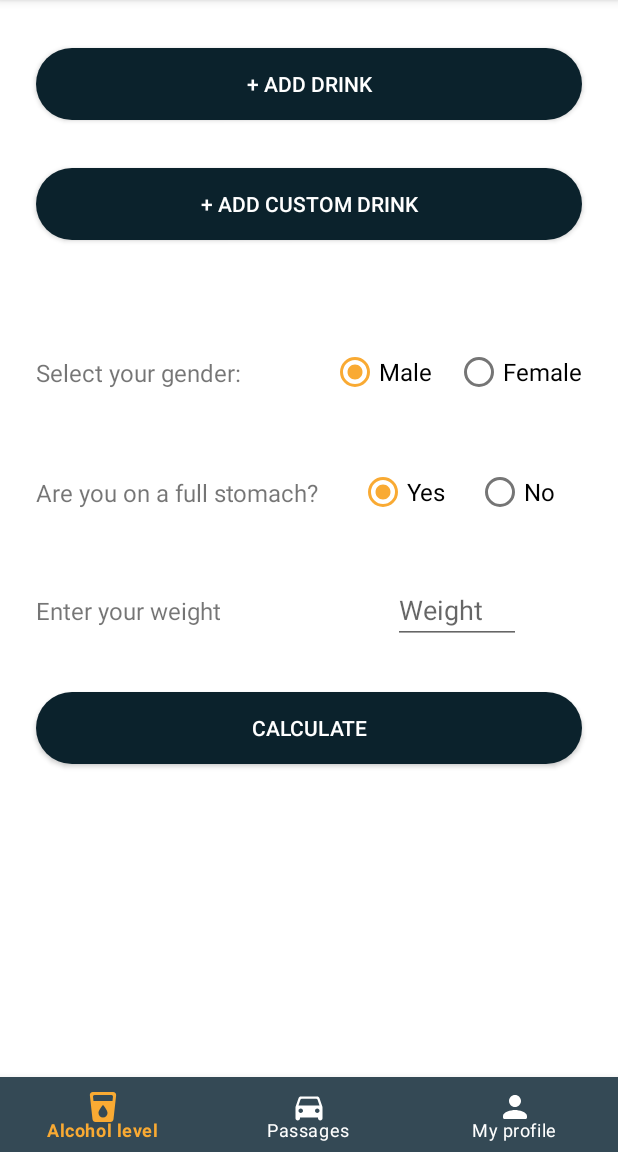
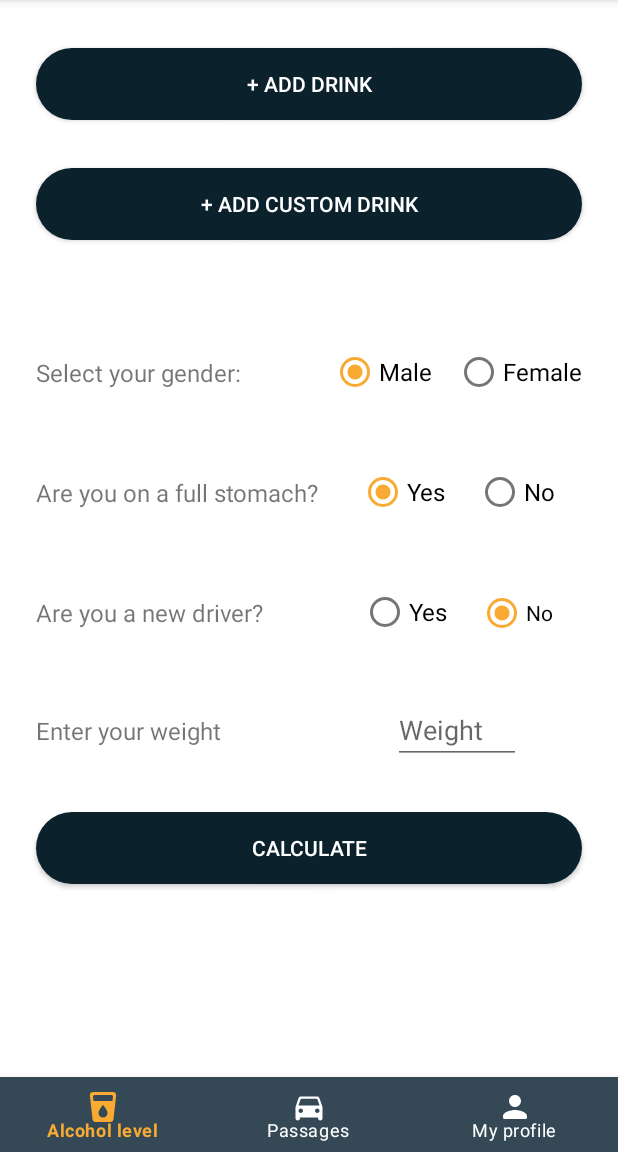
Before and after one commit to Samyber/Tesi_Bertelli_Calchi_Campelli, an Android app: the screen it shows after launch (MainActivity), on a phone screen of 412 x 824 dp, the part 84-1236 px from its top. Run offline under Robolectric (Android 15) with nearby library versions, the phone set to English and light mode, and no system bars; our stand-ins replace Firebase (no records; nobody signed in at launch, a user with empty details on screens opened directly); libraries missing offline, so code that uses them is left out: com.xwray.groupie; 2 statements that could not run were skipped.

Commit message:
Aggiunta icona caricamento in fase di registrazione
Aggiunta domanda se si è neo patentati oppure no in AlcoholLevelFragment.kt e fragment_alcohol_level.xml

```diff
--- a/app/src/main/java/com/samaeli/tesi/calculationBloodAlcohol/AlcoholLevelFragment.kt
+++ b/app/src/main/java/com/samaeli/tesi/calculationBloodAlcohol/AlcoholLevelFragment.kt
@@ -16,10 +16,8 @@ import com.google.firebase.database.DatabaseError
 import com.google.firebase.database.FirebaseDatabase
 import com.google.firebase.database.ValueEventListener
 import com.google.firebase.ktx.Firebase
-import com.samaeli.tesi.MainActivity
 import com.samaeli.tesi.R
 import com.samaeli.tesi.databinding.FragmentAlcoholLevelBinding
-import com.samaeli.tesi.models.DrinkAdded
 import com.samaeli.tesi.models.DrinkAddedItem
 import com.samaeli.tesi.models.User
 import com.xwray.groupie.GroupAdapter
@@ -38,6 +36,9 @@ class AlcoholLevelFragment : Fragment() {
         const val MALE_FULL_STOMACH = 1.2
         const val FEMALE_EMPTY_STOMACH = 0.5
         const val FEMALE_FULL_STOMACH = 0.9
+        // 3 years in milliseconds for the new drivers
+        const val YEARS_3 = 94672800000
+        const val YEARS_21 = 662709600000
 
         var db: DrinkAddedDB? = null
         var adapter = GroupAdapter<ViewHolder>()
@@ -79,15 +80,6 @@ class AlcoholLevelFragment : Fragment() {
         //if(!FirebaseAuth.getInstance().currentUser!!.email.isNullOrEmpty()){
         if(FirebaseAuth.getInstance().uid != null) {
             completeFieldsFromFirebase()
-        }else{
-            val gender = prefs?.getString("gender","")
-            if(!gender.equals("")){
-                if(gender.equals("male")){
-                    binding.genderRadioGroupAlcoholLevel.check(R.id.maleRadioButtonAlcoholLevel)
-                }else{
-                    binding.genderRadioGroupAlcoholLevel.check(R.id.femaleRadioButtonAlcoholLevel)
-                }
-            }
         }
         completeFieldsFromSharedPreference()
 
@@ -111,40 +103,53 @@ class AlcoholLevelFragment : Fragment() {
         }else{
             editor?.putString("gender","female")
         }
-        if(binding.questionFullStomachRadioGroupAlcoholLevel.checkedRadioButtonId == R.id.yesRadioButtonAlcoholLevel){
+        if(binding.questionFullStomachRadioGroupAlcoholLevel.checkedRadioButtonId == R.id.yesFullStomachRadioButtonAlcoholLevel){
             editor?.putString("full_stomach","yes")
         }else{
             editor?.putString("full_stomach","no")
+        }
+        if(binding.newDriverRadioGroupAlcoholFragment.checkedRadioButtonId == R.id.yesNewDriverRadioButtonAlcoholFragment){
+            editor?.putString("new_driver","yes")
+        }else{
+            editor?.putString("new_driver","no")
         }
         editor?.putString("weight",binding.weightEditTextAlcoholLevel.text.toString())
         editor?.commit()
         super.onPause()
     }
 
-    /*public fun displayDrinkAdded(){
-        val adapter = GroupAdapter<ViewHolder>()
-        val drinksAdded = db!!.getDrinksAdded()
-        if(drinksAdded.size > 0){
-            for(drinkAdded in drinksAdded){
-                adapter.add(DrinkAddedItem(drinkAdded))
+    // Se l'utente è loggato e si ruota lo schermo si manteien memorizzzato solo se è a stomaco pieno oopure no.
+    // Gli altri valori vengono rispristinati a quelli memorizzati nel profilo dell'utente
+    private fun completeFieldsFromSharedPreference(){
+        if(FirebaseAuth.getInstance().uid == null){
+            val gender = prefs?.getString("gender","")
+            if(!gender.equals("")){
+                if(gender.equals("male")){
+                    binding.genderRadioGroupAlcoholLevel.check(R.id.maleRadioButtonAlcoholLevel)
+                }else{
+                    binding.genderRadioGroupAlcoholLevel.check(R.id.femaleRadioButtonAlcoholLevel)
+                }
+            }
+            val newDriver = prefs?.getString("new_driver","")
+            if(!newDriver.equals("")){
+                if(newDriver.equals("yes")){
+                    binding.newDriverRadioGroupAlcoholFragment.check(R.id.yesNewDriverRadioButtonAlcoholFragment)
+                }else{
+                    binding.newDriverRadioGroupAlcoholFragment.check(R.id.noNewDriverRadioButtonAlcoholFragment)
+                }
+            }
+            val weight = prefs?.getString("weight","")
+            if(!weight.equals("")){
+                binding.weightEditTextAlcoholLevel.setText(weight)
             }
         }
-        Log.d("MAIN ACTIVITY",adapter.)
-        binding.recyclerViewAlcoholLevelFragmnet.adapter = adapter
-    }*/
-
-    private fun completeFieldsFromSharedPreference(){
         val fullStomach = prefs?.getString("full_stomach","")
         if(!fullStomach.equals("")){
             if(fullStomach.equals("yes")){
-                binding.questionFullStomachRadioGroupAlcoholLevel.check(R.id.yesRadioButtonAlcoholLevel)
+                binding.questionFullStomachRadioGroupAlcoholLevel.check(R.id.yesFullStomachRadioButtonAlcoholLevel)
             }else{
-                binding.questionFullStomachRadioGroupAlcoholLevel.check(R.id.noRadioButtonAlcoholLevel)
+                binding.questionFullStomachRadioGroupAlcoholLevel.check(R.id.noFullStomachRadioButtonAlcoholLevel)
             }
-        }
-        val weight = prefs?.getString("weight","")
-        if(!weight.equals("")){
-            binding.weightEditTextAlcoholLevel.setText(weight)
         }
     }
 
@@ -160,6 +165,15 @@ class AlcoholLevelFragment : Fragment() {
                 }else{
                     binding.genderRadioGroupAlcoholLevel.check(R.id.femaleRadioButtonAlcoholLevel)
                 }
+                val timestamp = System.currentTimeMillis()
+                // Controllo se l'utente è neopatentato oppure no
+                if(timestamp - user.birthdayDate > YEARS_21 && timestamp - user.licenseDate > YEARS_3){
+                    binding.newDriverRadioGroupAlcoholFragment.check(R.id.noNewDriverRadioButtonAlcoholFragment)
+                    Log.d("Fragment alcohol","Old driver")
+                }else{
+                    binding.newDriverRadioGroupAlcoholFragment.check(R.id.yesNewDriverRadioButtonAlcoholFragment)
+                    Log.d("Fragment alcohol","New driver")
+                }
             }
 
             override fun onCancelled(error: DatabaseError) {
--- a/app/src/main/res/layout/fragment_alcohol_level.xml
+++ b/app/src/main/res/layout/fragment_alcohol_level.xml
@@ -77,14 +77,14 @@
             android:layout_width="wrap_content"
             android:layout_height="wrap_content"
             android:layout_marginTop="@dimen/top_margin_alcohol_level_fragment"
-            android:checkedButton="@id/yesRadioButtonAlcoholLevel"
+            android:checkedButton="@id/yesFullStomachRadioButtonAlcoholLevel"
             android:orientation="horizontal"
             app:layout_constraintEnd_toEndOf="@+id/genderRadioGroupAlcoholLevel"
             app:layout_constraintStart_toStartOf="@+id/genderRadioGroupAlcoholLevel"
             app:layout_constraintTop_toBottomOf="@+id/genderRadioGroupAlcoholLevel">
 
             <RadioButton
-                android:id="@+id/yesRadioButtonAlcoholLevel"
+                android:id="@+id/yesFullStomachRadioButtonAlcoholLevel"
                 android:layout_width="match_parent"
                 android:layout_height="wrap_content"
                 android:layout_marginRight="20dp"
@@ -92,7 +92,7 @@
                 android:textSize="16sp" />
 
             <RadioButton
-                android:id="@+id/noRadioButtonAlcoholLevel"
+                android:id="@+id/noFullStomachRadioButtonAlcoholLevel"
                 android:layout_width="match_parent"
                 android:layout_height="wrap_content"
                 android:text="@string/no"
@@ -119,7 +119,7 @@
             android:inputType="numberDecimal"
             app:layout_constraintEnd_toEndOf="@+id/questionFullStomachRadioGroupAlcoholLevel"
             app:layout_constraintStart_toStartOf="@+id/questionFullStomachRadioGroupAlcoholLevel"
-            app:layout_constraintTop_toBottomOf="@+id/questionFullStomachRadioGroupAlcoholLevel" />
+            app:layout_constraintTop_toBottomOf="@+id/newDriverRadioGroupAlcoholFragment" />
 
         <TextView
             android:id="@+id/weightTextViewAlcoholLevel"
@@ -128,7 +128,7 @@
             android:text="@string/enter_weight"
             android:textSize="16sp"
             app:layout_constraintBottom_toBottomOf="@+id/weightEditTextAlcoholLevel"
-            app:layout_constraintStart_toStartOf="@+id/questionFullStomachTextViewAlcoholLevel"
+            app:layout_constraintStart_toStartOf="@+id/newDriverTextViewAlcoholFragment"
             app:layout_constraintTop_toTopOf="@+id/weightEditTextAlcoholLevel" />
 
         <android.widget.Button
@@ -154,6 +154,44 @@
             app:layout_constraintEnd_toEndOf="@+id/buttonAddDrink"
             app:layout_constraintStart_toStartOf="@+id/buttonAddDrink"
             app:layout_constraintTop_toBottomOf="@+id/buttonAddDrink" />
+
+        <RadioGroup
+            android:id="@+id/newDriverRadioGroupAlcoholFragment"
+            android:layout_width="wrap_content"
+            android:layout_height="wrap_content"
+            android:layout_marginTop="@dimen/top_margin_alcohol_level_fragment"
+            android:orientation="horizontal"
+            android:checkedButton="@+id/noNewDriverRadioButtonAlcoholFragment"
+            app:layout_constraintEnd_toEndOf="@+id/questionFullStomachRadioGroupAlcoholLevel"
+            app:layout_constraintStart_toStartOf="@+id/questionFullStomachRadioGroupAlcoholLevel"
+            app:layout_constraintTop_toBottomOf="@+id/questionFullStomachRadioGroupAlcoholLevel">
+
+            <RadioButton
+                android:id="@+id/yesNewDriverRadioButtonAlcoholFragment"
+                android:layout_width="wrap_content"
+                android:layout_height="wrap_content"
+                android:layout_marginRight="20dp"
+                android:layout_weight="1"
+                android:text="@string/yes"
+                android:textSize="16sp" />
+
+            <RadioButton
+                android:id="@+id/noNewDriverRadioButtonAlcoholFragment"
+                android:layout_width="wrap_content"
+                android:layout_height="wrap_content"
+                android:layout_weight="1"
+                android:text="@string/no" />
+        </RadioGroup>
+
+        <TextView
+            android:id="@+id/newDriverTextViewAlcoholFragment"
+            android:layout_width="wrap_content"
+            android:layout_height="wrap_content"
+            android:text="@string/question_new_driver"
+            android:textSize="16sp"
+            app:layout_constraintBottom_toBottomOf="@+id/newDriverRadioGroupAlcoholFragment"
+            app:layout_constraintStart_toStartOf="@+id/questionFullStomachTextViewAlcoholLevel"
+            app:layout_constraintTop_toTopOf="@+id/newDriverRadioGroupAlcoholFragment" />
     </androidx.constraintlayout.widget.ConstraintLayout>
 
 </ScrollView>
--- a/app/src/main/res/values/strings.xml
+++ b/app/src/main/res/values/strings.xml
@@ -53,6 +53,7 @@
     <string name="time_taken_drink">Select the time you taken the drink</string>
 
     <string name="question_full_stomach">Are you on a full stomach?</string>
+    <string name="question_new_driver">Are you a new driver?</string>
     <string name="yes">Yes</string>
     <string name="no">No</string>
     <string name="enter_weight">Enter your weight</string>
@@ -68,4 +69,6 @@
 
     <string name="search">Search</string>
     <string name="search_drink">Search a drink</string>
+
+    <string name="loading">Loading...</string>
 </resources>
```
Also changed, not shown: app/src/main/java/com/samaeli/tesi/LoadingDialog.kt (added, +27 -0 lines), app/src/main/java/com/samaeli/tesi/RegisterActivity.kt (+3 -4 lines), app/src/main/res/layout/loading_dialog.xml (added, +34 -0 lines).
